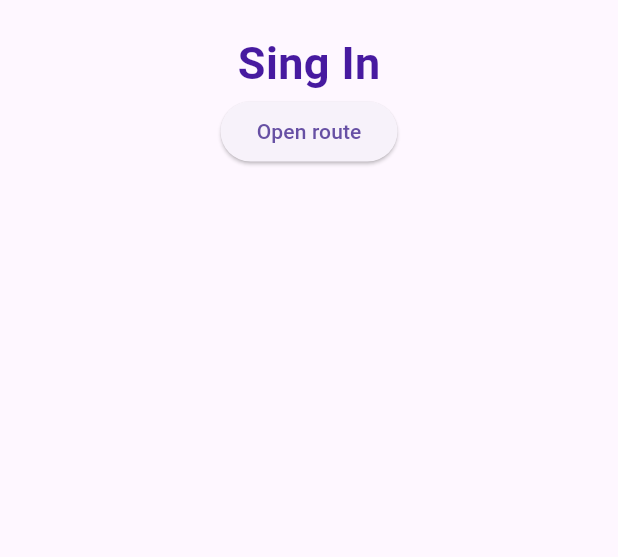
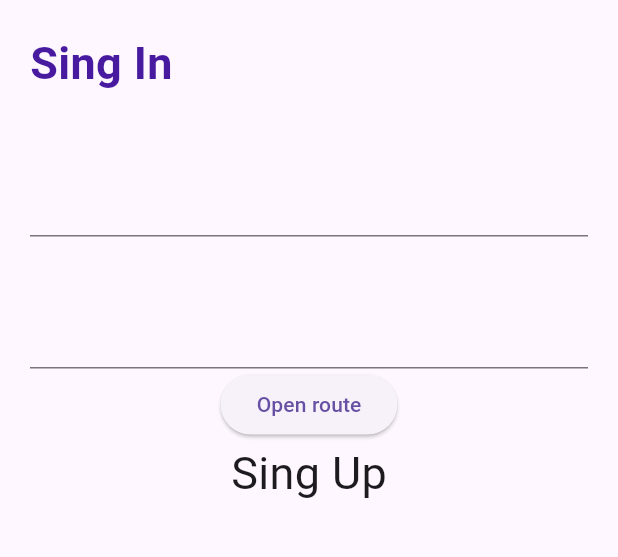
Before and after one commit to magic13s/mobilki, a Flutter app: the screen it shows after launch, on a phone screen of 412 x 824 dp, the part 287-844 px from its top. Run offline on Flutter 3.47's test engine with Material 3 defaults, Android fonts, the phone set to English and light mode, and no system bars.

Commit message:
clicable text

```diff
--- a/lib/utils/app_texts.dart
+++ b/lib/utils/app_texts.dart
@@ -1,3 +1,4 @@
 class AppTexts {
   static const signIn = "Sing In";
+  static const signUp = "Sing Up";
 }
--- a/lib/views/login/login_view.dart
+++ b/lib/views/login/login_view.dart
@@ -14,18 +14,19 @@ class LoginView extends StatelessWidget {
       child: Scaffold(
         body: SizedBox(
           width: double.infinity,
+
+          child: Padding(
+            padding: const EdgeInsets.symmetric(horizontal: 20),
             child: Column(
               children: [
                 SizedBox(height: 62),
                 Image.asset(AppImages.logo, width: 129, height: 129),
-              SizedBox(height: 21,),
-              Text(
-                  AppTexts.signIn,
-                  style: TextStyle(
-                  fontSize: 30,
-                  fontWeight: FontWeight.w700,
-                  color: AppColors.purpleColor)
-              ),
+                SizedBox(height: 21),
+                _signIn,
+                SizedBox(height: 46),
+                TextFormField(),
+                SizedBox(height: 40),
+                TextFormField(),
                 ElevatedButton(
                   child: const Text('Open route'),
                   onPressed: () {
@@ -37,10 +38,29 @@ class LoginView extends StatelessWidget {
                     );
                   },
                 ),
+                GestureDetector(
+                  onTap: () => print("kliknieto"),
+                  child: Text(AppTexts.signUp, style: TextStyle(fontSize: 30)),
+                ),
               ],
+            ),
           ),
         ),
       ),
     );
   }
 }
+
+Widget get _signIn {
+  return Align(
+    alignment: .topLeft,
+    child: Text(
+      AppTexts.signIn,
+      style: TextStyle(
+        fontSize: 30,
+        fontWeight: FontWeight.w700,
+        color: AppColors.purpleColor,
+      ),
+    ),
+  );
+}
```
Lines whose indentation alone changed are shown as unchanged.
